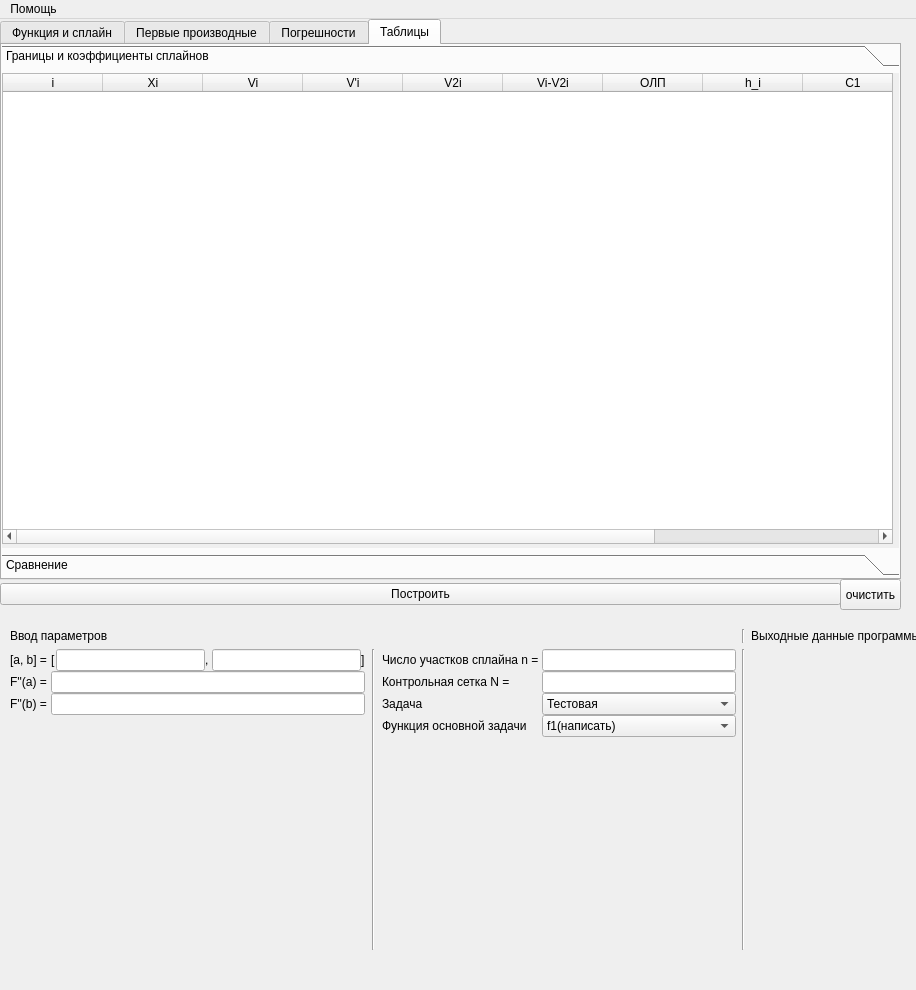
The window that UI/MainWindow.ui (Eisim/NM_lab_spline) describes before a commit, drawn with Qt 5.
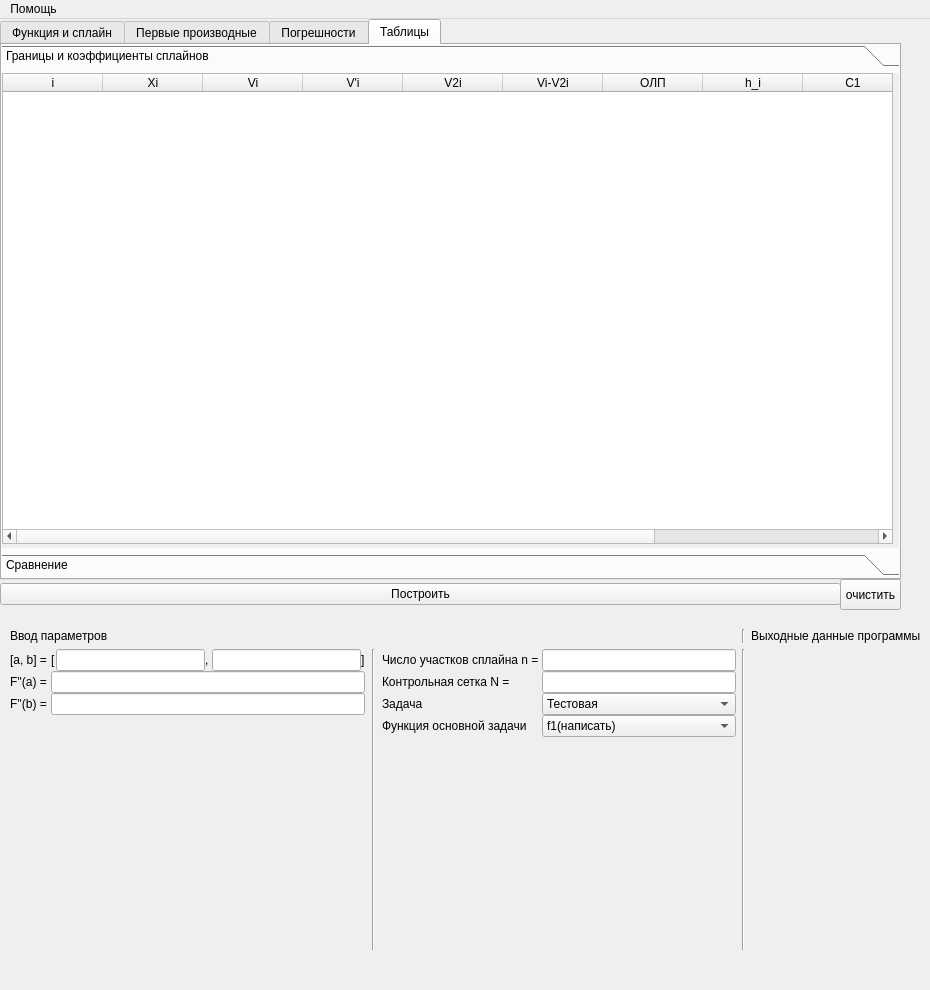
The same window after the commit. The open tabs and pages were chosen to show the change.

```diff
--- a/UI/MainWindow.ui
+++ b/UI/MainWindow.ui
@@ -6,7 +6,7 @@
    <rect>
     <x>0</x>
     <y>0</y>
-    <width>916</width>
+    <width>930</width>
     <height>990</height>
    </rect>
   </property>
@@ -245,6 +245,26 @@
        </item>
       </layout>
      </item>
+     <item row="1" column="2">
+      <layout class="QVBoxLayout" name="verticalLayout_2">
+       <item>
+        <layout class="QVBoxLayout" name="extra_info_layout"/>
+       </item>
+       <item>
+        <spacer name="verticalSpacer">
+         <property name="orientation">
+          <enum>Qt::Vertical</enum>
+         </property>
+         <property name="sizeHint" stdset="0">
+          <size>
+           <width>20</width>
+           <height>40</height>
+          </size>
+         </property>
+        </spacer>
+       </item>
+      </layout>
+     </item>
     </layout>
    </widget>
    <widget class="QTabWidget" name="tabWidget">
@@ -503,7 +523,7 @@
     <rect>
      <x>0</x>
      <y>0</y>
-     <width>916</width>
+     <width>930</width>
      <height>26</height>
     </rect>
    </property>
```
Left out of the diff: 59 changed lines with no effect on the pictures.
